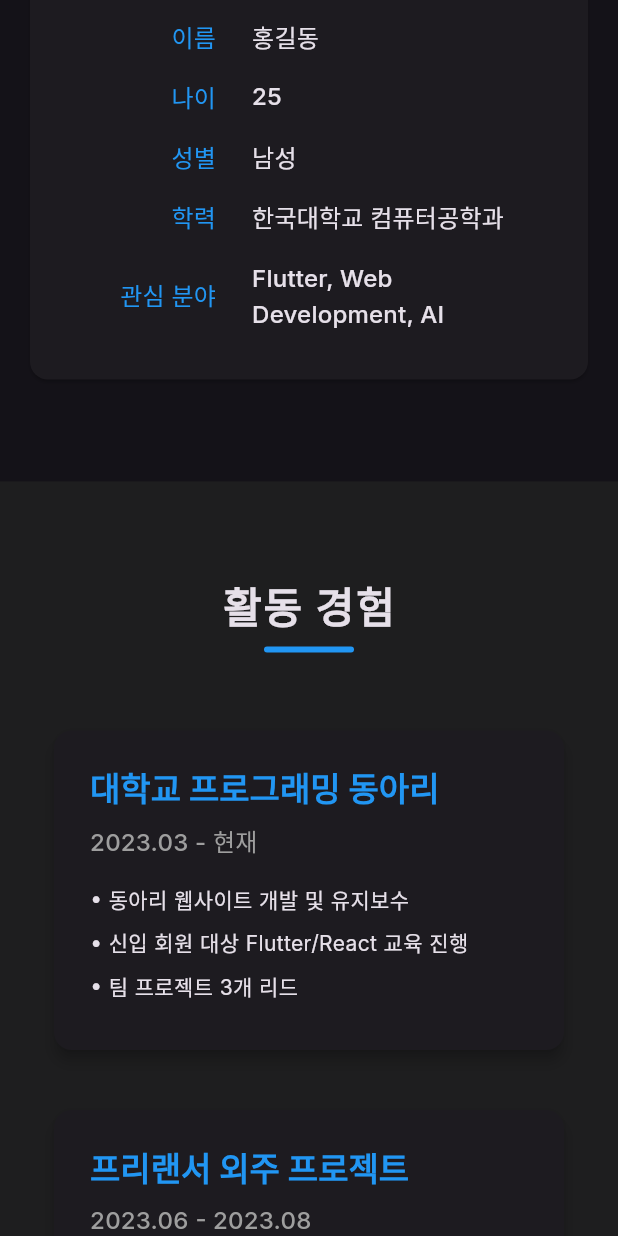
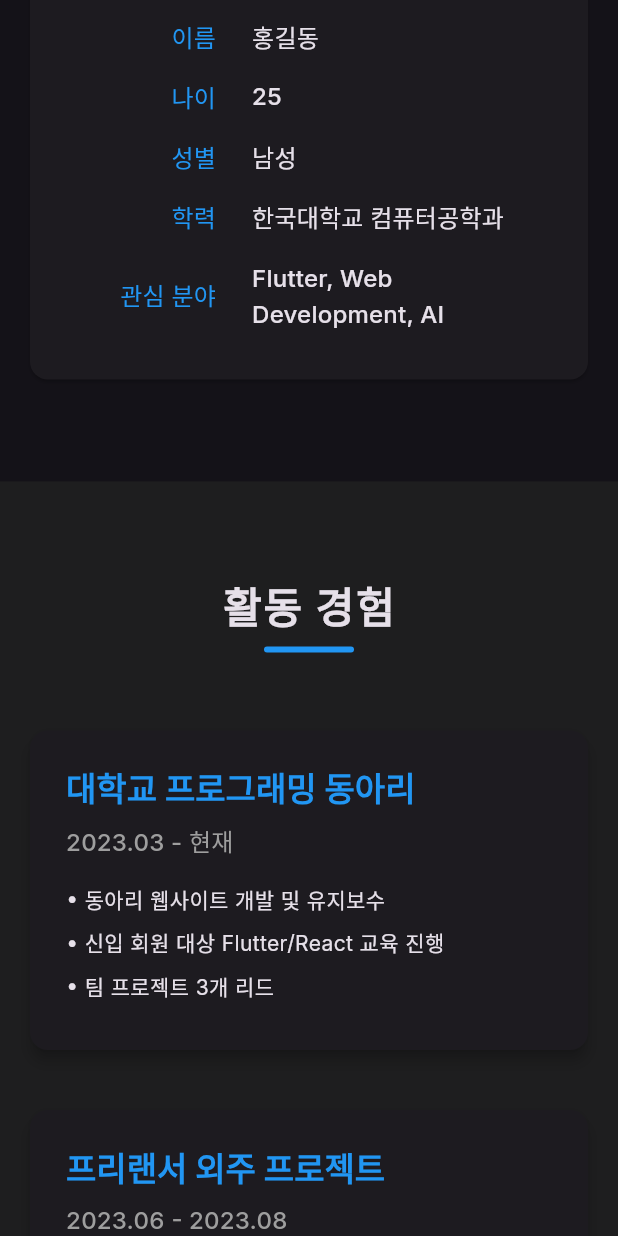
Before and after one commit to devpark435/portfolio_flutter_web, a Flutter app: the screen it shows after launch, scrolled down 1152 dp, on a phone screen of 412 x 824 dp. Run offline on Flutter 3.47's test engine with Material 3 defaults, Android fonts, the phone set to English and light mode, and no system bars; our stand-ins replace animated_text_kit, flutter_riverpod, go_router, google_fonts, shared_preferences.

Commit message:
refactor - experience section padding

```diff
--- a/lib/presentation/screens/home/sections/experience_section.dart
+++ b/lib/presentation/screens/home/sections/experience_section.dart
@@ -17,9 +17,7 @@ class ExperienceSection extends StatelessWidget {
         children: [
           const SectionTitle(title: '활동 경험'),
           const SizedBox(height: 48),
-          Padding(
-            padding: const EdgeInsets.symmetric(horizontal: 16),
-            child: Column(
+          Column(
             children: experiences
                 .map((experience) => Padding(
                       padding: const EdgeInsets.only(bottom: 32),
@@ -30,7 +28,6 @@ class ExperienceSection extends StatelessWidget {
                     ))
                 .toList(),
           ),
-          ),
         ],
       ),
     );
```
Lines whose indentation alone changed are shown as unchanged.
